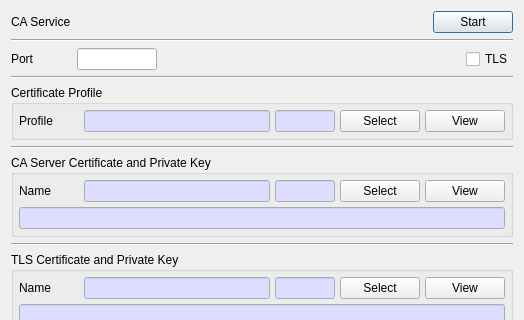
This is CertMan/ca_service_dlg.ui in jykim74/CertMan as Qt 5 draws it before an edit; both pictures show x 0 to 524 and y 0 to 320 of the 524 by 471 pixel window. The edited form follows.
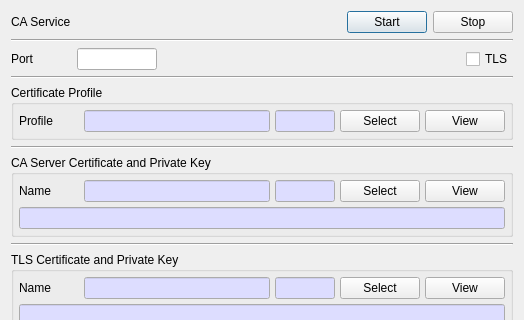
This is the edited form.

Commit message: 서비스에서 Stop 기능 추가

What changed in the file:
```diff
--- a/CertMan/ca_service_dlg.ui
+++ b/CertMan/ca_service_dlg.ui
@@ -43,6 +43,13 @@
        </property>
       </spacer>
      </item>
+     <item row="0" column="3">
+      <widget class="QPushButton" name="mStopBtn">
+       <property name="text">
+        <string>Stop</string>
+       </property>
+      </widget>
+     </item>
     </layout>
    </item>
    <item>
```
The commit also changes 9 other files.
